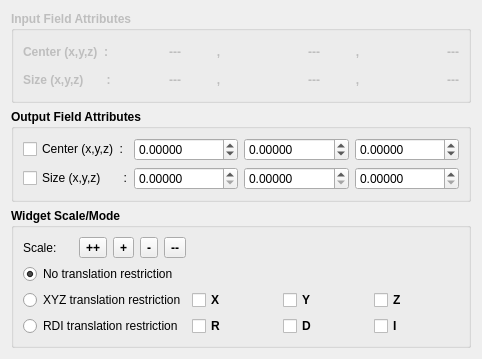
Above: src/Interface/Modules/Fields/EditMeshBoundingBox.ui from SCIInstitute/SCIRun before the change. Below: the same form after it.
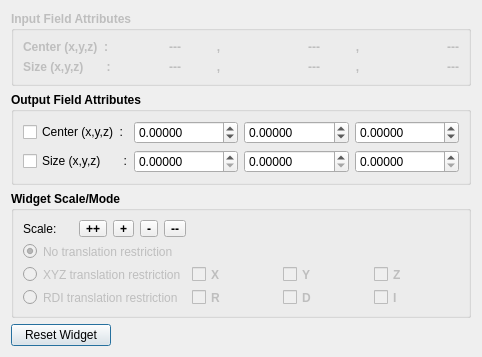
That is the form after the change.

The edit to the form file:
```diff
--- a/src/Interface/Modules/Fields/EditMeshBoundingBox.ui
+++ b/src/Interface/Modules/Fields/EditMeshBoundingBox.ui
@@ -7,12 +7,12 @@
     <x>0</x>
     <y>0</y>
     <width>482</width>
-    <height>359</height>
+    <height>357</height>
    </rect>
   </property>
   <property name="minimumSize">
    <size>
-    <width>421</width>
+    <width>482</width>
     <height>357</height>
    </size>
   </property>
@@ -453,6 +453,9 @@
       </item>
       <item row="1" column="0">
        <widget class="QRadioButton" name="noTranslationRadioButton_">
+        <property name="enabled">
+         <bool>false</bool>
+        </property>
         <property name="font">
          <font>
           <weight>50</weight>
@@ -469,6 +472,9 @@
       </item>
       <item row="2" column="0">
        <widget class="QRadioButton" name="xyzTranslationRadioButton_">
+        <property name="enabled">
+         <bool>false</bool>
+        </property>
         <property name="font">
          <font>
           <weight>50</weight>
@@ -482,6 +488,9 @@
       </item>
       <item row="2" column="1">
        <widget class="QCheckBox" name="restrictXCheckBox_">
+        <property name="enabled">
+         <bool>false</bool>
+        </property>
         <property name="text">
          <string>X</string>
         </property>
@@ -489,6 +498,9 @@
       </item>
       <item row="2" column="2">
        <widget class="QCheckBox" name="restrictYCheckBox_">
+        <property name="enabled">
+         <bool>false</bool>
+        </property>
         <property name="text">
          <string>Y</string>
         </property>
@@ -496,6 +508,9 @@
       </item>
       <item row="2" column="3">
        <widget class="QCheckBox" name="restrictZCheckBox_">
+        <property name="enabled">
+         <bool>false</bool>
+        </property>
         <property name="text">
          <string>Z</string>
         </property>
@@ -503,6 +518,9 @@
       </item>
       <item row="3" column="0">
        <widget class="QRadioButton" name="rdiTranslationRadioButton_">
+        <property name="enabled">
+         <bool>false</bool>
+        </property>
         <property name="font">
          <font>
           <weight>50</weight>
@@ -516,6 +534,9 @@
       </item>
       <item row="3" column="1">
        <widget class="QCheckBox" name="restrictRCheckBox_">
+        <property name="enabled">
+         <bool>false</bool>
+        </property>
         <property name="text">
          <string>R</string>
         </property>
@@ -523,6 +544,9 @@
       </item>
       <item row="3" column="2">
        <widget class="QCheckBox" name="restrictDCheckBox_">
+        <property name="enabled">
+         <bool>false</bool>
+        </property>
         <property name="text">
          <string>D</string>
         </property>
@@ -530,6 +554,9 @@
       </item>
       <item row="3" column="3">
        <widget class="QCheckBox" name="restrictICheckBox_">
+        <property name="enabled">
+         <bool>false</bool>
+        </property>
         <property name="text">
          <string>I</string>
         </property>
@@ -538,6 +565,19 @@
      </layout>
     </widget>
    </item>
+   <item>
+    <widget class="QPushButton" name="resetPushButton_">
+     <property name="maximumSize">
+      <size>
+       <width>100</width>
+       <height>16777215</height>
+      </size>
+     </property>
+     <property name="text">
+      <string>Reset Widget</string>
+     </property>
+    </widget>
+   </item>
   </layout>
  </widget>
  <resources/>
```
